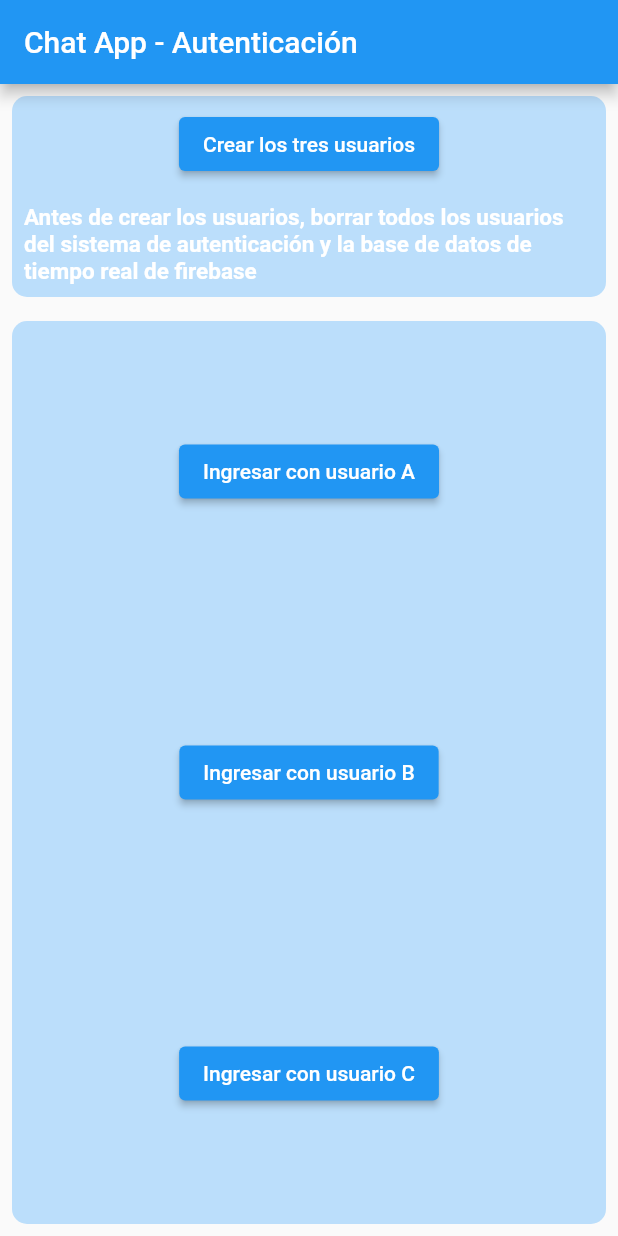
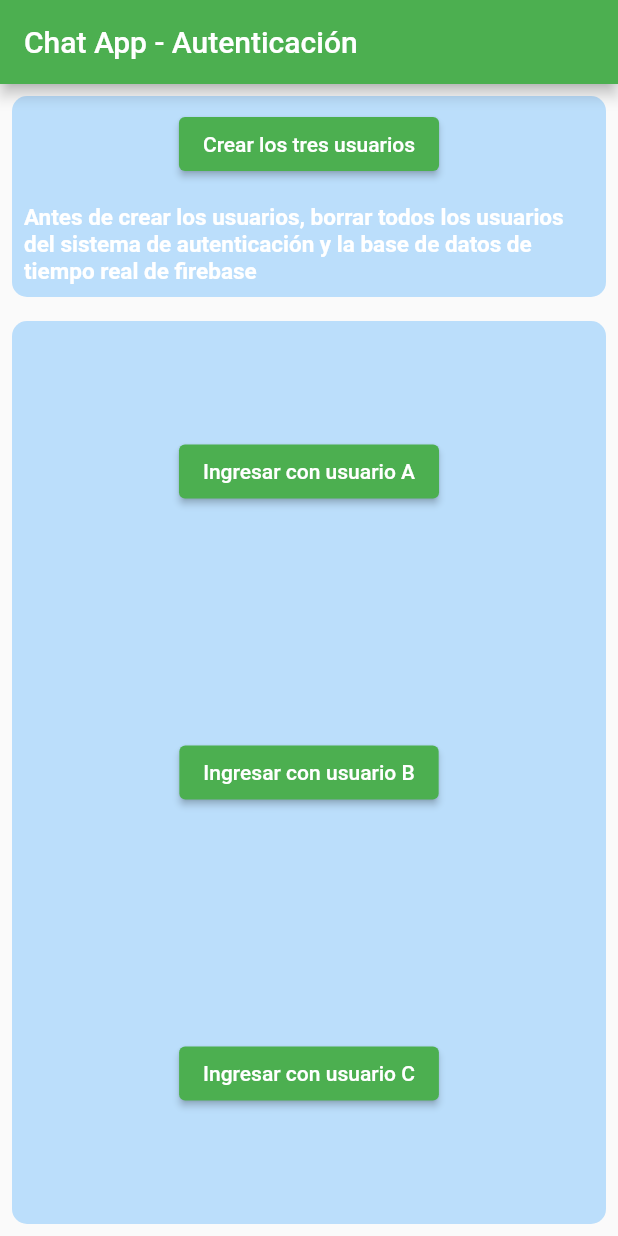
Before and after one commit to dev-rioma/chat_mintic_sprint3, a Flutter app: the screen it shows after launch, on a phone screen of 412 x 824 dp. Run offline on Flutter 3.47's test engine with Material 2 defaults, Android fonts, the light colour scheme and no system bars; our stand-ins replace firebase_auth, firebase_core, firebase_database, get, loggy; accounts and stored records are empty.

Commit message:
Cambio de color en el tema

```diff
--- a/lib/ui/my_app.dart
+++ b/lib/ui/my_app.dart
@@ -18,7 +18,7 @@ class MyApp extends StatelessWidget {
         debugShowCheckedModeBanner: false,
         title: 'Firebase demo',
         theme: ThemeData(
-          primarySwatch: Colors.blue,
+          primarySwatch: Colors.green,
         ),
         home: const FirebaseCentral());
   }
```
